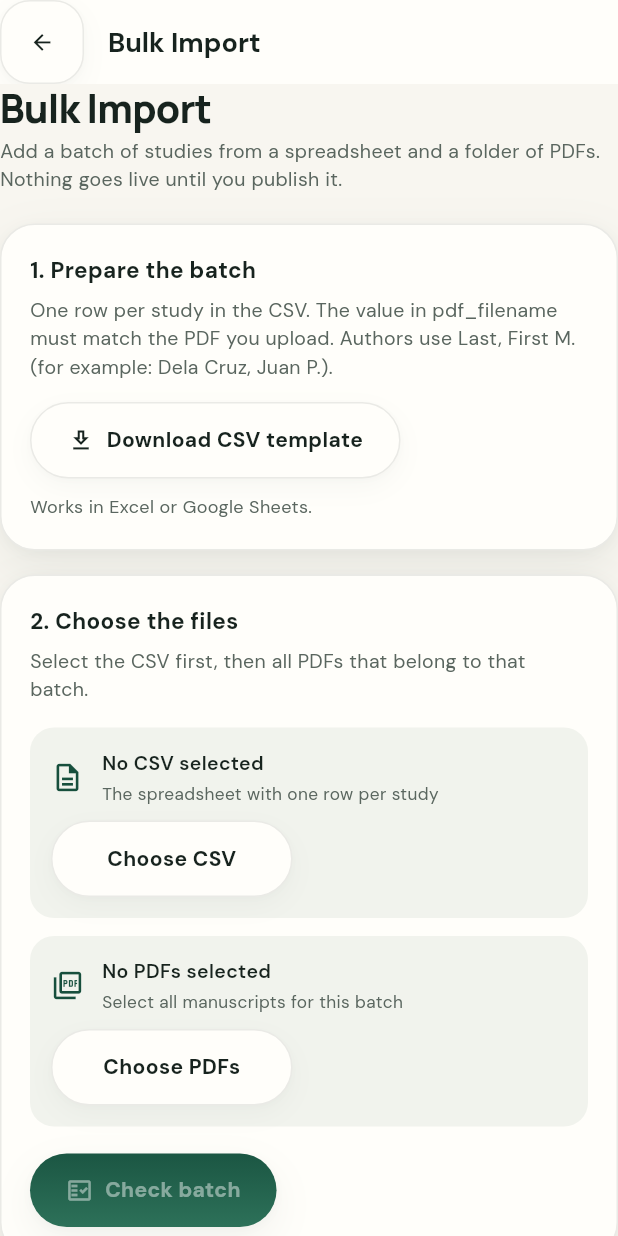
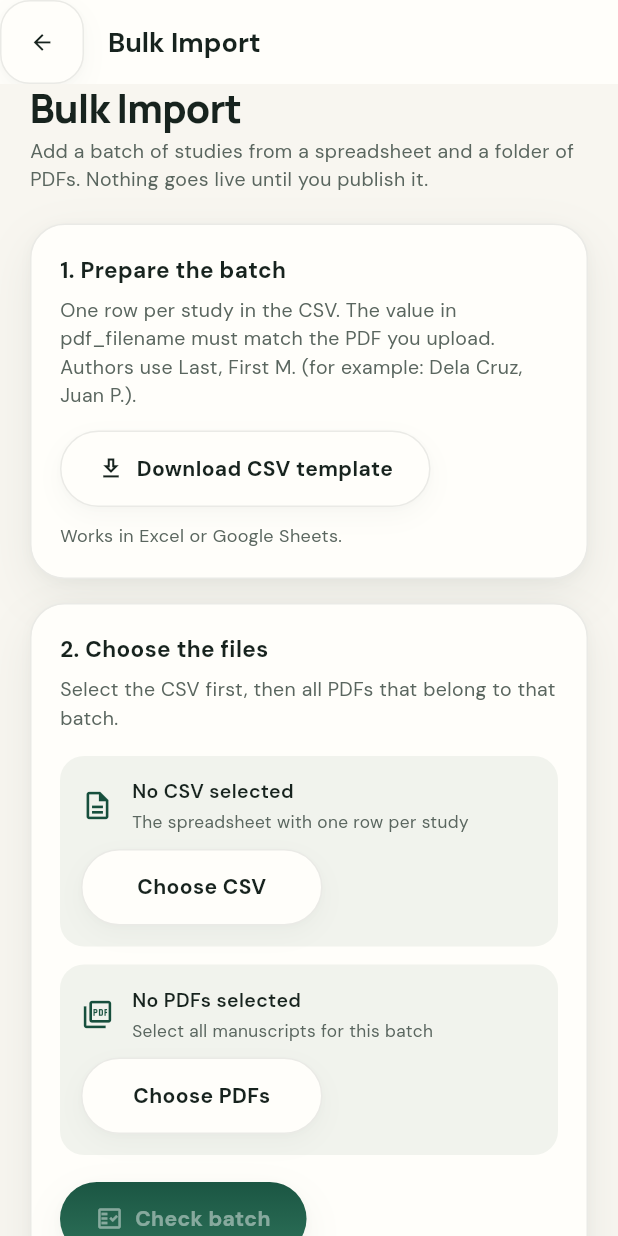
Before and after one commit to Tr1Tech/CScholar, a Flutter app: the AdminAddEditThesisScreen screen opened by its route, after a tap on "Back to list", after a tap on "Bulk Import", on a phone screen of 412 x 824 dp. Run offline on Flutter 3.47's test engine with Material 3 defaults, Android fonts, the phone set to English and light mode, and no system bars; drawn by our look-alikes of flutter_animate; our stand-ins replace file_picker, flutter_riverpod, go_router, google_fonts, shared_preferences, shimmer; accounts and stored records are empty; network calls fail.

Commit message:
Give page scroll views a shadow gutter
Card shadows were cut into a hard vertical line at the content edge. The
shell padding sits outside each screen's scrollable, so it never protected
the shadow: the viewport (and the web scrollbar drawn over it) began exactly
where the cards ended.

Every faculty and admin page scroll now carries a 20px horizontal gutter
inside the viewport. Student pages already had 28-32px inner padding, so they
are unchanged. DESIGN.md records the rule.

```diff
--- a/frontend/lib/presentation/screens/admin/admin_add_edit_thesis_screen.dart
+++ b/frontend/lib/presentation/screens/admin/admin_add_edit_thesis_screen.dart
@@ -189,6 +189,7 @@ class _AdminAddEditThesisScreenState
       backRoute: '/admin/thesis/management',
       maxWidth: 1040,
       child: SingleChildScrollView(
+        padding: const EdgeInsets.symmetric(horizontal: 20),
         child: Form(
           key: _formKey,
           child: Column(
--- a/frontend/lib/presentation/screens/admin/admin_bulk_import_screen.dart
+++ b/frontend/lib/presentation/screens/admin/admin_bulk_import_screen.dart
@@ -298,6 +298,7 @@ class _AdminBulkImportScreenState extends ConsumerState<AdminBulkImportScreen> {
       backRoute: '/admin/thesis/management',
       maxWidth: 1120,
       child: SingleChildScrollView(
+        padding: const EdgeInsets.symmetric(horizontal: 20),
         child: Column(
           crossAxisAlignment: CrossAxisAlignment.start,
           children: [
--- a/frontend/lib/presentation/screens/admin/admin_dashboard_screen.dart
+++ b/frontend/lib/presentation/screens/admin/admin_dashboard_screen.dart
@@ -40,6 +40,7 @@ class _AdminDashboardScreenState extends ConsumerState<AdminDashboardScreen> {
       topbar: const AdminTopbar(),
       mobileTitle: 'Admin Dashboard',
       child: SingleChildScrollView(
+        padding: const EdgeInsets.symmetric(horizontal: 20),
         // PART 7 delay map: header-first on the page rhythm, the KPI strip
         // cascading diagonally on feature, then the analytics card at +120
         // and the content row at +180. The two explicit blocks leave the
--- a/frontend/lib/presentation/screens/admin/admin_programs_screen.dart
+++ b/frontend/lib/presentation/screens/admin/admin_programs_screen.dart
@@ -81,6 +81,7 @@ class _AdminProgramsScreenState extends ConsumerState<AdminProgramsScreen>
       mobileTitle: 'Programs & Categories',
       backRoute: '/admin/dashboard',
       child: SingleChildScrollView(
+        padding: const EdgeInsets.symmetric(horizontal: 20),
         // Header-first on the page rhythm; tab content below is interactive
         // (TabBarView), so it must never cascade per-row.
         child: StaggerColumn(
--- a/frontend/lib/presentation/screens/admin/admin_settings_screen.dart
+++ b/frontend/lib/presentation/screens/admin/admin_settings_screen.dart
@@ -131,6 +131,7 @@ class _AdminSettingsScreenState extends ConsumerState<AdminSettingsScreen> {
       backRoute: '/admin/dashboard',
       maxWidth: 860,
       child: SingleChildScrollView(
+        padding: const EdgeInsets.symmetric(horizontal: 20),
         // Form sections cascade on the page rhythm, header first.
         child: StaggerColumn(
           pitch: MotionPitch.page,
--- a/frontend/lib/presentation/screens/admin/admin_thesis_management_screen.dart
+++ b/frontend/lib/presentation/screens/admin/admin_thesis_management_screen.dart
@@ -106,6 +106,7 @@ class _AdminThesisManagementScreenState
       mobileTitle: 'Thesis Management',
       backRoute: '/admin/dashboard',
       child: SingleChildScrollView(
+        padding: const EdgeInsets.symmetric(horizontal: 20),
         // Header-first on the page rhythm. Rows rebuild on every filter and
         // search change, so they enter with the card instead of re-cascading
         // each time a keystroke lands.
--- a/frontend/lib/presentation/screens/admin/admin_user_management_screen.dart
+++ b/frontend/lib/presentation/screens/admin/admin_user_management_screen.dart
@@ -64,6 +64,7 @@ class _AdminUserManagementScreenState
       mobileTitle: 'User Management',
       backRoute: '/admin/dashboard',
       child: SingleChildScrollView(
+        padding: const EdgeInsets.symmetric(horizontal: 20),
         // Header-first on the page rhythm. Rows rebuild on every filter and
         // search change, so they enter with the card instead of re-cascading
         // each time a keystroke lands.
--- a/frontend/lib/presentation/screens/faculty/faculty_analytics_screen.dart
+++ b/frontend/lib/presentation/screens/faculty/faculty_analytics_screen.dart
@@ -32,6 +32,7 @@ class FacultyAnalyticsScreen extends ConsumerWidget {
       child: RefreshIndicator(
         onRefresh: () => ref.refresh(facultyAnalyticsProvider.future),
         child: SingleChildScrollView(
+          padding: const EdgeInsets.symmetric(horizontal: 20),
           physics: const AlwaysScrollableScrollPhysics(),
           child: StaggerColumn(
             // Header-first on the page rhythm; each chart group below draws
--- a/frontend/lib/presentation/screens/faculty/faculty_dashboard_screen.dart
+++ b/frontend/lib/presentation/screens/faculty/faculty_dashboard_screen.dart
@@ -31,6 +31,7 @@ class FacultyDashboardScreen extends ConsumerWidget {
       mobileTitle: 'Faculty Dashboard',
       backRoute: '/faculty/dashboard',
       child: SingleChildScrollView(
+        padding: const EdgeInsets.symmetric(horizontal: 20),
         child: Column(
           children: [
                               StaggerColumn(
--- a/frontend/lib/presentation/screens/faculty/faculty_settings_screen.dart
+++ b/frontend/lib/presentation/screens/faculty/faculty_settings_screen.dart
@@ -29,6 +29,7 @@ class FacultySettingsScreen extends ConsumerWidget {
       backRoute: '/faculty/dashboard',
       maxWidth: 720,
       child: SingleChildScrollView(
+        padding: const EdgeInsets.symmetric(horizontal: 20),
         // Header-first on the page rhythm; info rows below are static text.
         child: StaggerColumn(
           pitch: MotionPitch.page,
--- a/frontend/lib/presentation/screens/faculty/faculty_students_screen.dart
+++ b/frontend/lib/presentation/screens/faculty/faculty_students_screen.dart
@@ -64,6 +64,9 @@ class _FacultyStudentsScreenState extends ConsumerState<FacultyStudentsScreen> {
           return ref.refresh(facultyAdviseesProvider.future);
         },
         child: SingleChildScrollView(
+          // The card shadow needs a gutter inside the viewport, or the clip
+          // cuts it into a hard vertical line at the content edge.
+          padding: const EdgeInsets.symmetric(horizontal: 20),
           physics: const AlwaysScrollableScrollPhysics(),
           child: StaggerColumn(
             pitch: MotionPitch.page,
--- a/frontend/lib/presentation/screens/faculty/faculty_theses_screen.dart
+++ b/frontend/lib/presentation/screens/faculty/faculty_theses_screen.dart
@@ -48,6 +48,7 @@ class _FacultyThesesScreenState extends ConsumerState<FacultyThesesScreen> {
       child: RefreshIndicator(
         onRefresh: () => ref.refresh(facultyThesesProvider.future),
         child: SingleChildScrollView(
+          padding: const EdgeInsets.symmetric(horizontal: 20),
           physics: const AlwaysScrollableScrollPhysics(),
           child: StaggerColumn(
             // Header-first on the page rhythm; chips step tight, thesis cards
--- a/frontend/lib/presentation/screens/faculty/faculty_thesis_form_screen.dart
+++ b/frontend/lib/presentation/screens/faculty/faculty_thesis_form_screen.dart
@@ -102,6 +102,7 @@ class _FacultyThesisFormScreenState
             (loaded.creatorId != null && loaded.creatorId != me?.id));
 
     final body = SingleChildScrollView(
+      padding: const EdgeInsets.symmetric(horizontal: 20),
       child: Column(
         crossAxisAlignment: CrossAxisAlignment.start,
         children: [
```
Also changed, not shown: 1 other file.
